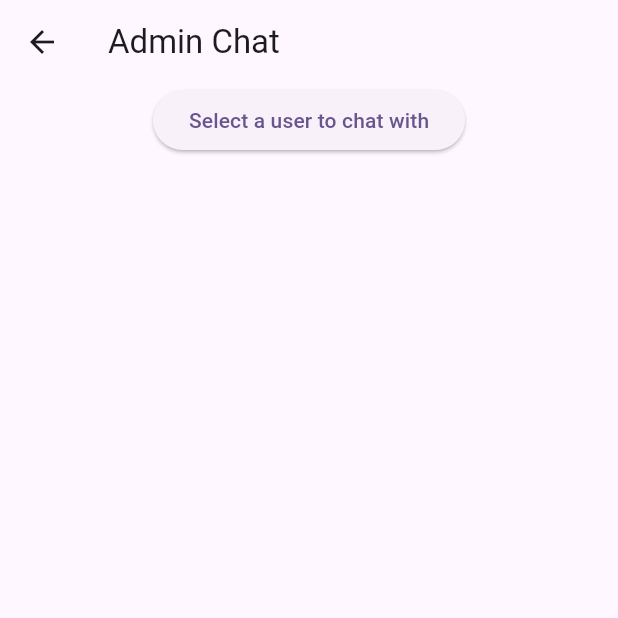
After one commit to umairgakher/cabelApp1, a Flutter app: the AdminChatScreen screen opened directly, on a phone screen of 412 x 824 dp, the top half of it. The commit adds this screen. Run offline on Flutter 3.47's test engine with Material 2 defaults, Android fonts, the phone set to English and light mode, and no system bars; our stand-ins replace cloud_firestore, firebase_auth, firebase_core, firebase_database, fluttertoast, google_fonts and 2 more; accounts and stored records are empty.

Commit message:
update code

```diff
--- a/lib/Emplyee/Dashboard.dart
+++ b/lib/Emplyee/Dashboard.dart
@@ -4,6 +4,7 @@ import 'package:app/Admin/Bills/Bills.dart';
 import 'package:app/Admin/Help/admin_help.dart';
 import 'package:app/Emplyee/holiday.dart';
 import 'package:app/Emplyee/myholidays.dart';
+import 'package:app/profile.dart';
 import 'package:app/signin.dart';
 import 'package:flutter/material.dart';
 import 'package:cloud_firestore/cloud_firestore.dart';
@@ -150,7 +151,8 @@ class _EmployeeDashboardState extends State<EmployeeDashboard> {
               onTap: () {
                 Navigator.push(
                   context,
-                  MaterialPageRoute(builder: (context) => const bills_user()),
+                  MaterialPageRoute(
+                      builder: (context) => const ProfileScreen()),
                 );
                 // Handle Settings option tap
               },
--- a/lib/User/Services/paymnet_controller.dart
+++ b/lib/User/Services/paymnet_controller.dart
@@ -3,6 +3,10 @@
 class userpayment {
   static final userpayment _session = userpayment._internal();
   double? bill;
+  String? service;
+  String? uid;
+  int? price;
+  int check = 1;
   factory userpayment() {
     return _session;
   }
--- /dev/null
+++ b/lib/screens/admin_chat_screen.dart
@@ -0,0 +1,153 @@
+// admin_chat_screen.dart
+
+import 'package:flutter/material.dart';
+import 'package:cloud_firestore/cloud_firestore.dart';
+import 'user_model.dart';
+
+class AdminChatScreen extends StatefulWidget {
+  const AdminChatScreen({Key? key}) : super(key: key);
+
+  @override
+  _AdminChatScreenState createState() => _AdminChatScreenState();
+}
+
+class _AdminChatScreenState extends State<AdminChatScreen> {
+  TextEditingController messageController = TextEditingController();
+  String? selectedUser;
+  List<String> chatMessages = [];
+
+  @override
+  void initState() {
+    super.initState();
+  }
+
+  @override
+  Widget build(BuildContext context) {
+    return Scaffold(
+      appBar: AppBar(
+        title: Text('Admin Chat'),
+      ),
+      body: Column(
+        children: [
+          if (selectedUser != null)
+            Expanded(
+              child: Column(
+                children: [
+                  Expanded(
+                    child: ListView.builder(
+                      itemCount: chatMessages.length,
+                      itemBuilder: (context, index) {
+                        return ListTile(
+                          title: Text(chatMessages[index]),
+                        );
+                      },
+                    ),
+                  ),
+                  Row(
+                    children: [
+                      Expanded(
+                        child: TextField(
+                          controller: messageController,
+                          decoration: InputDecoration(
+                            hintText: 'Type your message',
+                          ),
+                        ),
+                      ),
+                      ElevatedButton(
+                        onPressed: () {
+                          _sendMessage(messageController.text);
+                        },
+                        child: Text('Send'),
+                      ),
+                    ],
+                  ),
+                ],
+              ),
+            )
+          else
+            Center(
+              child: ElevatedButton(
+                onPressed: () {
+                  _showUserListDialog();
+                },
+                child: Text('Select a user to chat with'),
+              ),
+            ),
+        ],
+      ),
+    );
+  }
+
+  void _showUserListDialog() {
+    showDialog(
+      context: context,
+      builder: (context) {
+        return AlertDialog(
+          title: Text('Select a user to chat with'),
+          content: Column(
+            mainAxisSize: MainAxisSize.min,
+            children: [
+              // Fetch and display a list of users here
+              // Use the User model to represent user data
+              ListTile(
+                title: Text('User 1'),
+                onTap: () {
+                  setState(() {
+                    selectedUser =
+                        'User 1'; // Replace with the selected user's ID
+                    chatMessages
+                        .clear(); // Clear chat messages when a new user is selected
+                  });
+                  _loadChatMessages(); // Load chat messages for the selected user
+                  Navigator.of(context).pop();
+                },
+              ),
+              ListTile(
+                title: Text('User 2'),
+                onTap: () {
+                  setState(() {
+                    selectedUser =
+                        'User 2'; // Replace with the selected user's ID
+                    chatMessages
+                        .clear(); // Clear chat messages when a new user is selected
+                  });
+                  _loadChatMessages(); // Load chat messages for the selected user
+                  Navigator.of(context).pop();
+                },
+              ),
+              // Add more users as needed
+            ],
+          ),
+        );
+      },
+    );
+  }
+
+  Future<void> _loadChatMessages() async {
+    final messagesRef = FirebaseFirestore.instance.collection('messages');
+    final chatSnapshot = await messagesRef
+        .where('receiver', isEqualTo: selectedUser)
+        .orderBy('timestamp')
+        .get();
+
+    setState(() {
+      chatMessages = chatSnapshot.docs
+          .map((messageDoc) => messageDoc['text'].toString())
+          .toList();
+    });
+  }
+
+  void _sendMessage(String text) {
+    if (text.isNotEmpty && selectedUser != null) {
+      FirebaseFirestore.instance.collection('messages').add({
+        'sender': 'admin',
+        'receiver': selectedUser,
+        'text': text,
+        'timestamp': FieldValue.serverTimestamp(),
+      });
+
+      messageController.clear();
+      _loadChatMessages(); // Load updated chat messages after sending a new message
+    }
+  }
+}
--- /dev/null
+++ b/lib/screens/user_model.dart
@@ -0,0 +1,8 @@
+// user_model.dart
+
+class User {
+  final String userId;
+  final String username;
+
+  User({required this.userId, required this.username});
+}
--- a/lib/signup.dart
+++ b/lib/signup.dart
@@ -126,10 +126,11 @@ class _RegScreenState extends State<RegScreen> {
                 "createdId": DateTime.now(),
                 "uPhone": uphone,
                 "profileImage": " ",
-                'active': 0,
+                'salary': 0,
                 "userId": user.uid,
                 "checkuser": 0,
-                "ondelivery": 0,
+                "paid": 0,
+                "service": "Basic",
               });
         ;
 
```
Also changed, not shown: lib/Admin/AdminDashboard.dart (+19 -0 lines), lib/User/Dashboard/Dashboard.dart (+29 -9 lines), lib/User/Services/Services.dart (+59 -3 lines), lib/User/Services/payment.dart (+53 -2 lines), lib/User/Setting/Setting.dart (+9 -6 lines), lib/User/Talkus/Talkus.dart (+117 -103 lines), lib/screens/user_chat_screen.dart (added, +67 -0 lines), lib/widgets/message_widget.dart (added, +41 -0 lines).
